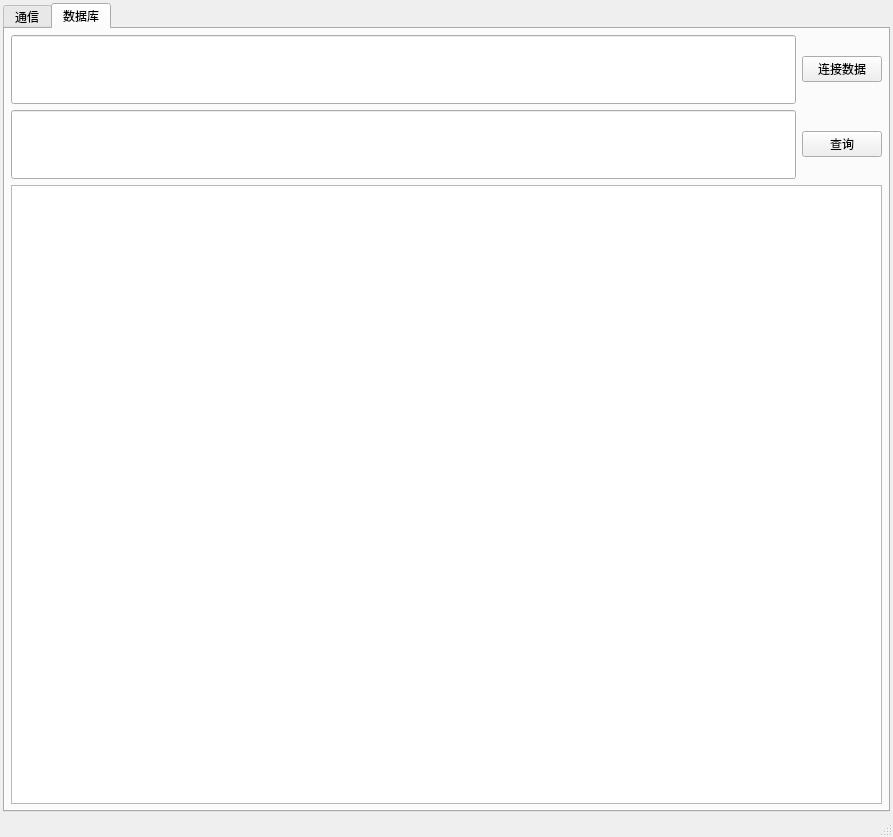
The window that ProjectGlory/ui/mainwindow.ui (cxy510/VscodeQt) describes before a commit, drawn with Qt 5.
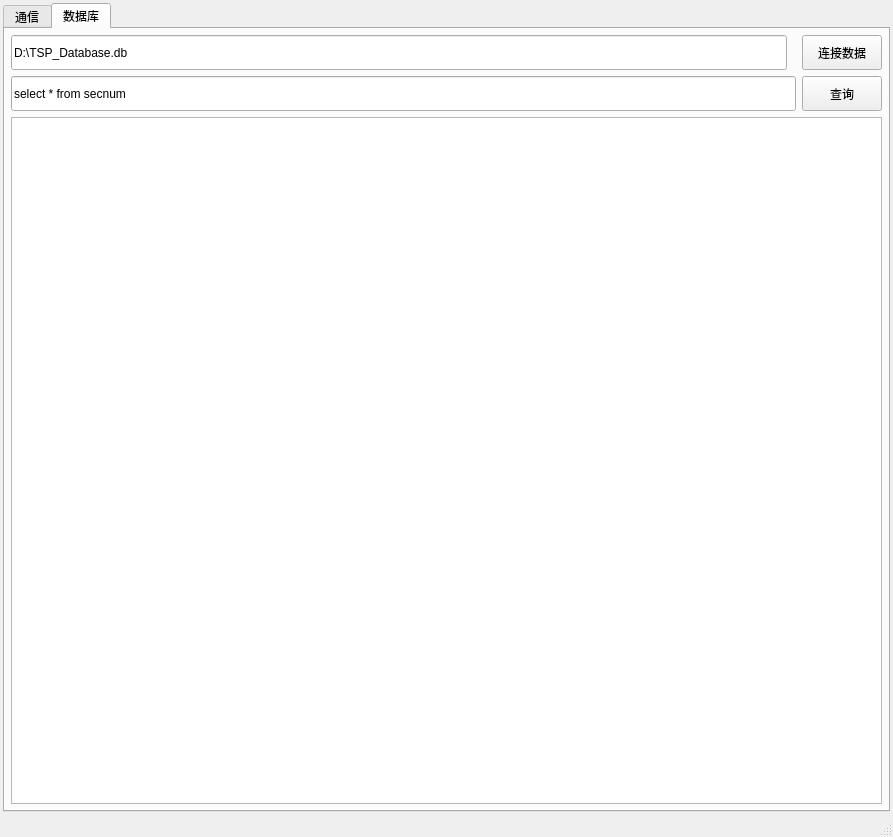
The same window after the commit.

```diff
--- a/ProjectGlory/ui/mainwindow.ui
+++ b/ProjectGlory/ui/mainwindow.ui
@@ -74,7 +74,7 @@
        <attribute name="title">
         <string>数据库</string>
        </attribute>
-       <layout class="QGridLayout" name="gridLayout_2" rowstretch="1,1,9">
+       <layout class="QGridLayout" name="gridLayout_2" rowstretch="1,1,15">
         <property name="leftMargin">
          <number>6</number>
         </property>
@@ -89,6 +89,9 @@
         </property>
         <item row="0" column="0">
          <layout class="QHBoxLayout" name="horizontalLayout_2">
+          <property name="spacing">
+           <number>15</number>
+          </property>
           <item>
            <widget class="QLineEdit" name="lineEdit_str">
             <property name="sizePolicy">
@@ -97,10 +100,25 @@
               <verstretch>0</verstretch>
              </sizepolicy>
             </property>
+            <property name="maximumSize">
+             <size>
+              <width>16777215</width>
+              <height>35</height>
+             </size>
+            </property>
+            <property name="text">
+             <string>D:\TSP_Database.db</string>
+            </property>
            </widget>
           </item>
           <item>
            <widget class="QPushButton" name="btn_opensqlite">
+            <property name="maximumSize">
+             <size>
+              <width>16777215</width>
+              <height>35</height>
+             </size>
+            </property>
             <property name="text">
              <string>连接数据</string>
             </property>
@@ -118,10 +136,25 @@
               <verstretch>0</verstretch>
              </sizepolicy>
             </property>
+            <property name="maximumSize">
+             <size>
+              <width>16777215</width>
+              <height>35</height>
+             </size>
+            </property>
+            <property name="text">
+             <string>select * from secnum</string>
+            </property>
            </widget>
           </item>
           <item>
            <widget class="QPushButton" name="btn_query">
+            <property name="maximumSize">
+             <size>
+              <width>16777215</width>
+              <height>35</height>
+             </size>
+            </property>
             <property name="text">
              <string>查询</string>
             </property>
```
